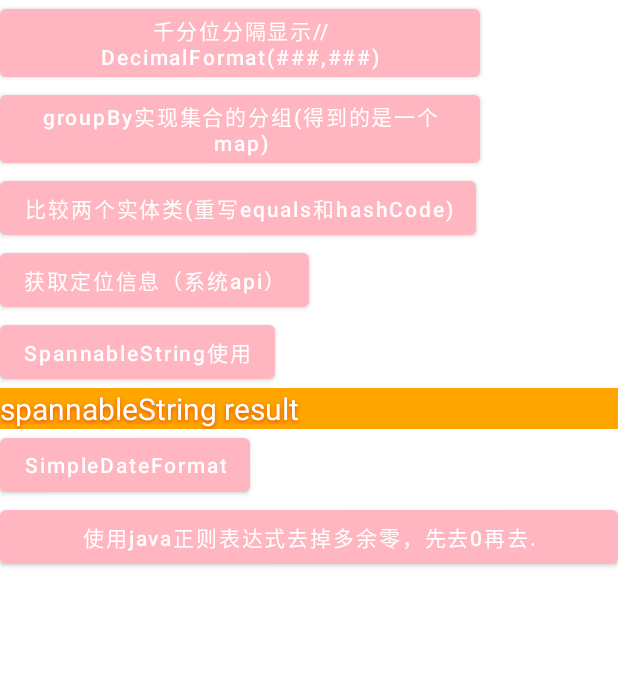
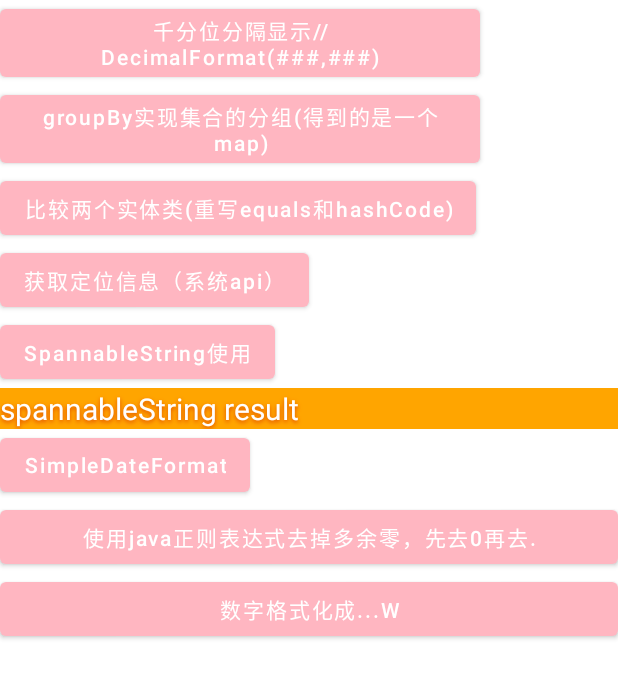
Before and after one commit to SunHongLi/Sun, an Android app: the UtilsActivity screen opened directly, with no data from a screen before it, on a phone screen of 412 x 824 dp. Shown: the top 678 px of the screen. Run offline under Robolectric (Android 15) with nearby library versions, the phone set to English and light mode, and no system bars.

Commit message:
>=1000000后4位缩写为w

```diff
--- a/app/src/main/res/layout/activity_utils.xml
+++ b/app/src/main/res/layout/activity_utils.xml
@@ -1,10 +1,14 @@
 <?xml version="1.0" encoding="utf-8"?>
-<LinearLayout xmlns:android="http://schemas.android.com/apk/res/android"
+<androidx.core.widget.NestedScrollView xmlns:android="http://schemas.android.com/apk/res/android"
     xmlns:tools="http://schemas.android.com/tools"
     android:layout_width="match_parent"
     android:layout_height="match_parent"
-    android:orientation="vertical"
     tools:context=".ui.activity.UtilsActivity">
+
+    <LinearLayout
+        android:layout_width="match_parent"
+        android:layout_height="match_parent"
+        android:orientation="vertical">
 
         <Button
             android:layout_width="wrap_content"
@@ -60,6 +64,12 @@
             android:layout_width="match_parent"
             android:layout_height="wrap_content"
             android:onClick="subZeroAndDot"
-        android:text="@string/subZeroAndDot" />
+            android:text="@string/sub_zero_and_dot" />
 
+        <Button
+            android:layout_width="match_parent"
+            android:layout_height="wrap_content"
+            android:onClick="formatW"
+            android:text="@string/format_w" />
     </LinearLayout>
+</androidx.core.widget.NestedScrollView>
--- a/app/src/main/res/values/strings.xml
+++ b/app/src/main/res/values/strings.xml
@@ -5,5 +5,6 @@
     <string name="test_equals">比较两个实体类(重写equals和hashCode)</string>
     <string name="get_location">获取定位信息（系统api）</string>
     <string name="spannable_string">SpannableString使用</string>
-    <string name="subZeroAndDot">使用java正则表达式去掉多余零，先去0再去.</string>
+    <string name="sub_zero_and_dot">使用java正则表达式去掉多余零，先去0再去.</string>
+    <string name="format_w">数字格式化成...W</string>
 </resources>
```
Also changed, not shown: app/src/main/java/com/hl/sun/ui/activity/UtilsActivity.kt (+26 -0 lines). Lines whose indentation alone changed are shown as unchanged.
